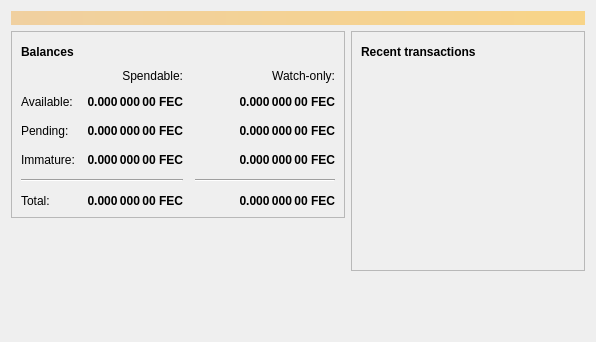
This is src/qt/forms/overviewpage.ui in plutonurmux/ferrite_core as Qt 5 draws it before an edit. The edited form follows.
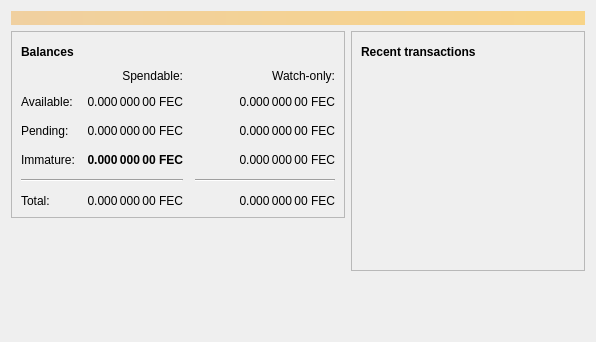
This is the edited form. Icons and pictures are not drawn.

Patch:
```diff
--- a/src/qt/forms/overviewpage.ui
+++ b/src/qt/forms/overviewpage.ui
@@ -116,12 +116,6 @@
             </property>
             <item row="2" column="2">
              <widget class="QLabel" name="labelWatchPending">
-              <property name="font">
-               <font>
-                <weight>75</weight>
-                <bold>true</bold>
-               </font>
-              </property>
               <property name="cursor">
                <cursorShape>IBeamCursor</cursorShape>
               </property>
@@ -141,12 +135,6 @@
             </item>
             <item row="2" column="1">
              <widget class="QLabel" name="labelUnconfirmed">
-              <property name="font">
-               <font>
-                <weight>75</weight>
-                <bold>true</bold>
-               </font>
-              </property>
               <property name="cursor">
                <cursorShape>IBeamCursor</cursorShape>
               </property>
@@ -166,12 +154,6 @@
             </item>
             <item row="3" column="2">
              <widget class="QLabel" name="labelWatchImmature">
-              <property name="font">
-               <font>
-                <weight>75</weight>
-                <bold>true</bold>
-               </font>
-              </property>
               <property name="cursor">
                <cursorShape>IBeamCursor</cursorShape>
               </property>
@@ -269,12 +251,6 @@
             </item>
             <item row="5" column="1">
              <widget class="QLabel" name="labelTotal">
-              <property name="font">
-               <font>
-                <weight>75</weight>
-                <bold>true</bold>
-               </font>
-              </property>
               <property name="cursor">
                <cursorShape>IBeamCursor</cursorShape>
               </property>
@@ -294,12 +270,6 @@
             </item>
             <item row="5" column="2">
              <widget class="QLabel" name="labelWatchTotal">
-              <property name="font">
-               <font>
-                <weight>75</weight>
-                <bold>true</bold>
-               </font>
-              </property>
               <property name="cursor">
                <cursorShape>IBeamCursor</cursorShape>
               </property>
@@ -336,12 +306,6 @@
             </item>
             <item row="1" column="1">
              <widget class="QLabel" name="labelBalance">
-              <property name="font">
-               <font>
-                <weight>75</weight>
-                <bold>true</bold>
-               </font>
-              </property>
               <property name="cursor">
                <cursorShape>IBeamCursor</cursorShape>
               </property>
@@ -361,12 +325,6 @@
             </item>
             <item row="1" column="2">
              <widget class="QLabel" name="labelWatchAvailable">
-              <property name="font">
-               <font>
-                <weight>75</weight>
-                <bold>true</bold>
-               </font>
-              </property>
               <property name="cursor">
                <cursorShape>IBeamCursor</cursorShape>
               </property>
```
